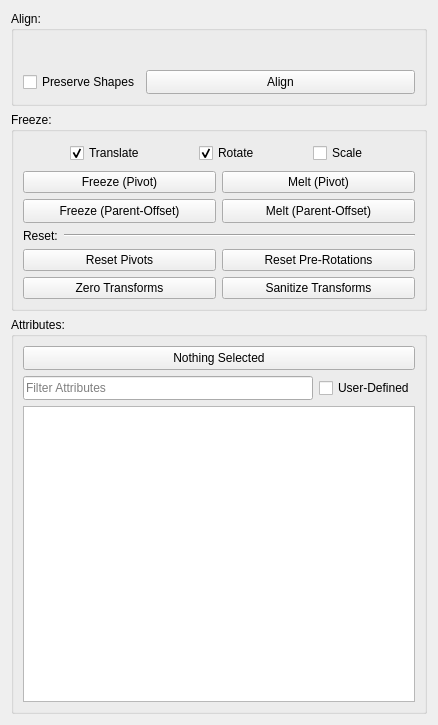
This is ui/tabs/qmodifytab.ui in bhsingleton/rigomatic as Qt 5 draws it before an edit. The edited form follows.
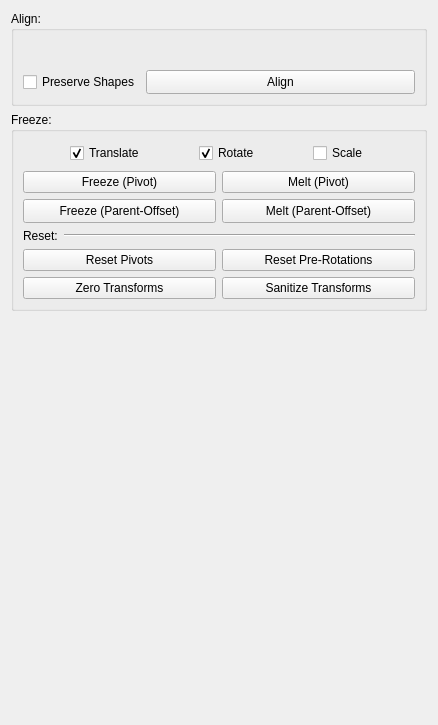
This is the edited form. Custom widgets are drawn as their Qt base class.

Commit message: Moving attribute spreadsheet into its own tab.

The edit to the form file:
```diff
--- a/ui/tabs/qmodifytab.ui
+++ b/ui/tabs/qmodifytab.ui
@@ -457,132 +457,17 @@
     </widget>
    </item>
    <item>
-    <widget class="QGroupBox" name="attributesGroupBox">
-     <property name="sizePolicy">
-      <sizepolicy hsizetype="Preferred" vsizetype="Expanding">
-       <horstretch>0</horstretch>
-       <verstretch>0</verstretch>
-      </sizepolicy>
+    <spacer name="verticalSpacer">
+     <property name="orientation">
+      <enum>Qt::Vertical</enum>
      </property>
-     <property name="title">
-      <string>Attributes:</string>
+     <property name="sizeHint" stdset="0">
+      <size>
+       <width>20</width>
+       <height>40</height>
+      </size>
      </property>
-     <layout class="QVBoxLayout" name="verticalLayout_2">
-      <item>
-       <widget class="QPushButton" name="editPushButton">
-        <property name="sizePolicy">
-         <sizepolicy hsizetype="Expanding" vsizetype="Fixed">
-          <horstretch>0</horstretch>
-          <verstretch>0</verstretch>
-         </sizepolicy>
-        </property>
-        <property name="minimumSize">
-         <size>
-          <width>0</width>
-          <height>24</height>
-         </size>
-        </property>
-        <property name="maximumSize">
-         <size>
-          <width>16777215</width>
-          <height>24</height>
-         </size>
-        </property>
-        <property name="styleSheet">
-         <string notr="true">QPushButton:hover:checked { background-color: crimson; }
-QPushButton:checked { background-color: firebrick; border: none; }</string>
-        </property>
-        <property name="text">
-         <string>Nothing Selected</string>
-        </property>
-        <property name="checkable">
-         <bool>true</bool>
-        </property>
-       </widget>
-      </item>
-      <item>
-       <widget class="QWidget" name="filterWidget" native="true">
-        <property name="sizePolicy">
-         <sizepolicy hsizetype="Expanding" vsizetype="Fixed">
-          <horstretch>0</horstretch>
-          <verstretch>0</verstretch>
-         </sizepolicy>
-        </property>
-        <property name="minimumSize">
-         <size>
-          <width>0</width>
-          <height>24</height>
-         </size>
-        </property>
-        <property name="maximumSize">
-         <size>
-          <width>16777215</width>
-          <height>24</height>
-         </size>
-        </property>
-        <layout class="QHBoxLayout" name="horizontalLayout_4">
-         <property name="leftMargin">
-          <number>0</number>
-         </property>
-         <property name="topMargin">
-          <number>0</number>
-         </property>
-         <property name="rightMargin">
-          <number>0</number>
-         </property>
-         <property name="bottomMargin">
-          <number>0</number>
-         </property>
-         <item>
-          <widget class="QLineEdit" name="filterLineEdit">
-           <property name="sizePolicy">
-            <sizepolicy hsizetype="Expanding" vsizetype="Preferred">
-             <horstretch>0</horstretch>
-             <verstretch>0</verstretch>
-            </sizepolicy>
-           </property>
-           <property name="placeholderText">
-            <string>Filter Attributes</string>
-           </property>
-           <property name="clearButtonEnabled">
-            <bool>true</bool>
-           </property>
-          </widget>
-         </item>
-         <item>
-          <widget class="QCheckBox" name="userDefinedCheckBox">
-           <property name="sizePolicy">
-            <sizepolicy hsizetype="Minimum" vsizetype="Preferred">
-             <horstretch>0</horstretch>
-             <verstretch>0</verstretch>
-            </sizepolicy>
-           </property>
-           <property name="text">
-            <string>User-Defined</string>
-           </property>
-           <property name="checked">
-            <bool>false</bool>
-           </property>
-          </widget>
-         </item>
-        </layout>
-       </widget>
-      </item>
-      <item>
-       <widget class="QTreeView" name="attributeTreeView">
-        <property name="styleSheet">
-         <string notr="true">QTreeView::item { height: 24px; }</string>
-        </property>
-        <property name="alternatingRowColors">
-         <bool>true</bool>
-        </property>
-        <attribute name="headerMinimumSectionSize">
-         <number>50</number>
-        </attribute>
-       </widget>
-      </item>
-     </layout>
-    </widget>
+    </spacer>
    </item>
   </layout>
  </widget>
```
Left out of the diff: 190 changed lines with no effect on the pictures. The commit also changes 4 other files.
